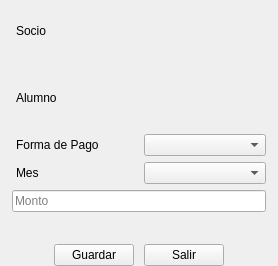
This is ui/form_cobranza_base.ui in acostamatt/cooperadora_qt as Qt 5 draws it before an edit. The edited form follows.
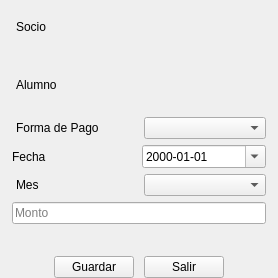
This is the edited form.

Commit message: Add file ui for form cobranza.

Patch:
```diff
--- a/ui/form_cobranza_base.ui
+++ b/ui/form_cobranza_base.ui
@@ -7,7 +7,7 @@
     <x>0</x>
     <y>0</y>
     <width>278</width>
-    <height>266</height>
+    <height>278</height>
    </rect>
   </property>
   <property name="sizePolicy">
@@ -121,6 +121,27 @@
        </item>
       </layout>
      </item>
+     <item>
+      <layout class="QHBoxLayout" name="horizontalLayout_4">
+       <item>
+        <widget class="QLabel" name="label">
+         <property name="text">
+          <string>Fecha</string>
+         </property>
+        </widget>
+       </item>
+       <item>
+        <widget class="QDateEdit" name="dateEdit">
+         <property name="displayFormat">
+          <string>yyyy-MM-dd</string>
+         </property>
+         <property name="calendarPopup">
+          <bool>true</bool>
+         </property>
+        </widget>
+       </item>
+      </layout>
+     </item>
      <item>
       <layout class="QHBoxLayout" name="horizontalLayout_5">
        <property name="spacing">
```
